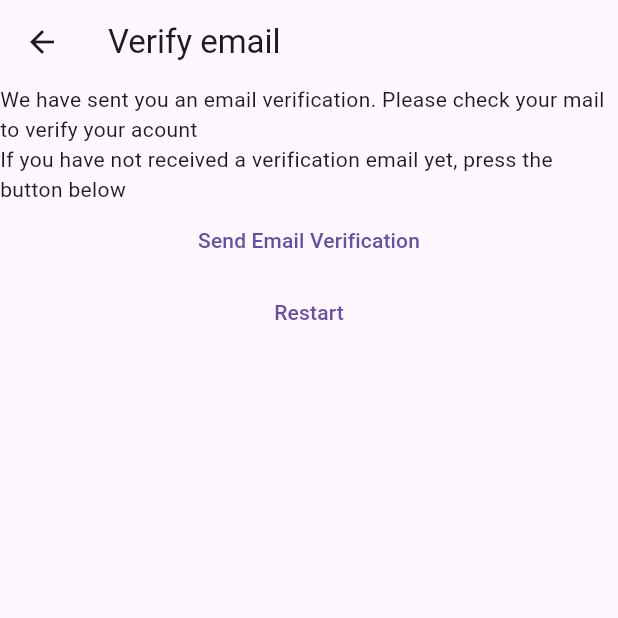
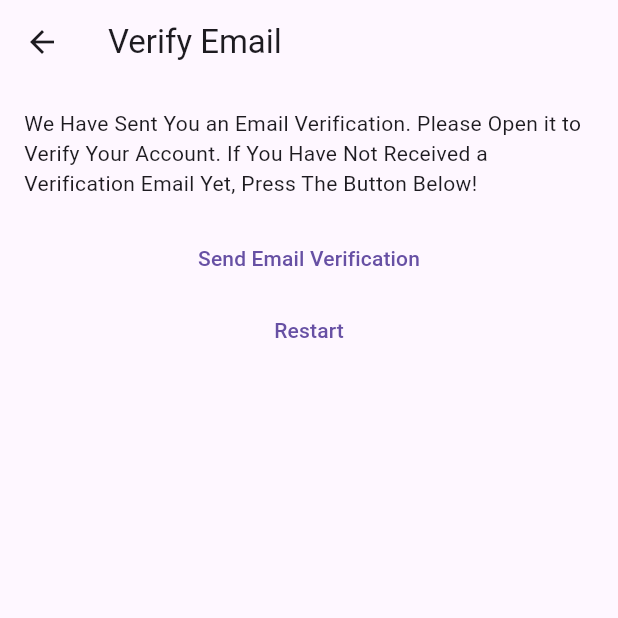
Before and after one commit to koomedenis40/NoteBook, a Flutter app: the VerifyEmailView screen opened directly, on a phone screen of 412 x 824 dp, the top half of it. Run offline on Flutter 3.47's test engine with Material 3 defaults, Android fonts, the phone set to English and light mode, and no system bars; our stand-ins replace bloc, cloud_firestore, equatable, firebase_auth, firebase_core, flutter_bloc and 1 more; accounts and stored records are empty; generated files the repository leaves out were written again; network calls fail.

Commit message:
Last Leson By Vandadpoor

```diff
--- a/lib/views/verify_email_view.dart
+++ b/lib/views/verify_email_view.dart
@@ -21,17 +21,17 @@ class _VerifyEmailViewState extends State<VerifyEmailView> {
       body: SingleChildScrollView(
         child: Column(
           children: [
-            const Text(
-                "We have sent you an email verification. Please check your mail to verify your acount"),
-            const Text(
-                "If you have not received a verification email yet, press the button below"),
+            Padding(
+              padding: const EdgeInsets.all(16.0),
+              child: Text(context.loc.verify_email_view_prompt),
+            ),
             TextButton(
               onPressed: () {
                 context.read<AuthBloc>().add(
                       const AuthEventSendEmailVerification(),
                     );
               },
-              child: const Text('Send Email Verification'),
+              child: Text(context.loc.verify_email_send_email_verification),
             ),
             TextButton(
               onPressed: () async {
@@ -39,8 +39,8 @@ class _VerifyEmailViewState extends State<VerifyEmailView> {
                       const AuthEventLogOut(),
                     );
               },
-              child: const Text(
-                'Restart',
+              child: Text(
+                context.loc.restart,
               ),
             )
           ],
```
Also changed, not shown: lib/l10n/intl_en.arb (+31 -31 lines), lib/views/notes/create_update_note_view.dart (+4 -3 lines), lib/views/notes/notes_view.dart (+19 -3 lines), 3 other files.
